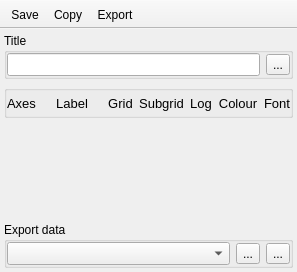
NeutrinoToolkit/Neutrino, file UIs/nCustomPlot.ui: the form before one commit.
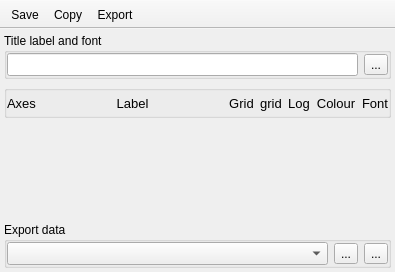
The form after the commit. Icons and pictures are not drawn.

```diff
--- a/UIs/nCustomPlot.ui
+++ b/UIs/nCustomPlot.ui
@@ -6,7 +6,7 @@
    <rect>
     <x>0</x>
     <y>0</y>
-    <width>297</width>
+    <width>395</width>
     <height>272</height>
    </rect>
   </property>
@@ -91,7 +91,7 @@
     <item row="1" column="0">
      <widget class="QGroupBox" name="groupBox">
       <property name="title">
-       <string>Title</string>
+       <string>Title label and font</string>
       </property>
       <layout class="QGridLayout" name="gridLayout_2">
        <property name="leftMargin">
@@ -247,7 +247,7 @@
             </font>
            </property>
            <property name="text">
-            <string>Subgrid</string>
+            <string>grid</string>
            </property>
            <property name="alignment">
             <set>Qt::AlignCenter</set>
```
Left out of the diff: 9 changed lines with no effect on the pictures.
